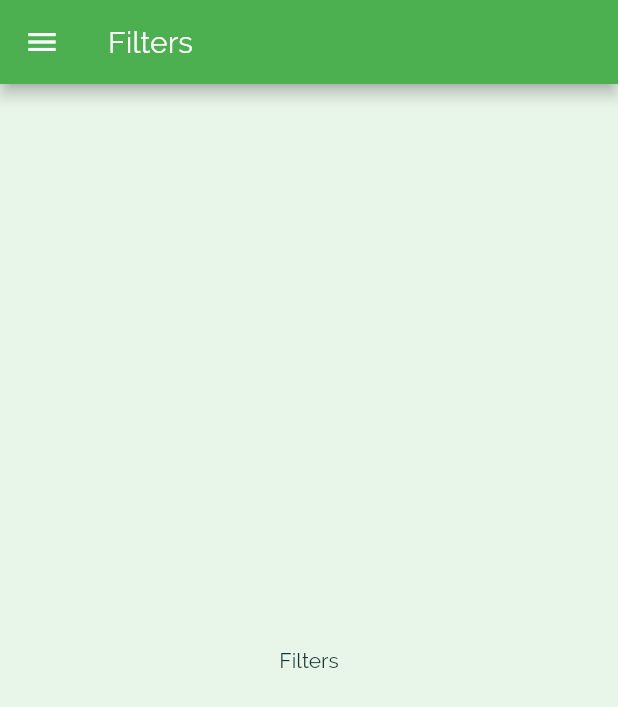
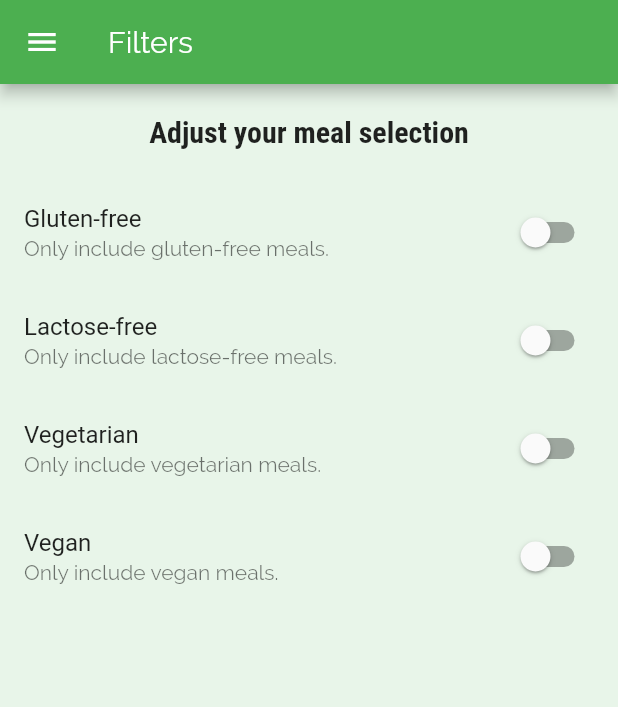
Before and after one commit to aldyazarya/meals-app, a Flutter app: the FiltersScreen screen opened by its route, on a phone screen of 412 x 824 dp. Shown: the top 707 px of the screen. Run offline on Flutter 3.47's test engine with Material 2 defaults, Android fonts, the phone set to English and light mode, and no system bars.

Commit message:
adding Filter Switches

```diff
--- a/lib/screens/filters_screen.dart
+++ b/lib/screens/filters_screen.dart
@@ -2,19 +2,94 @@ import 'package:flutter/material.dart';
 
 import '../widgets/main_drawer.dart';
 
-class FiltersScreen extends StatelessWidget {
+class FiltersScreen extends StatefulWidget {
   static const routeName = '/filters';
+
+  @override
+  _FiltersScreenState createState() => _FiltersScreenState();
+}
+
+class _FiltersScreenState extends State<FiltersScreen> {
+  bool _glutenFree = false;
+  bool _vegetarian = false;
+  bool _vegan = false;
+  bool _lactoseFree = false;
+
+  Widget _buildSwitchTile(String title, String description, bool currentValue,
+      Function updateValue) {
+    return SwitchListTile(
+      title: Text(title),
+      value: currentValue,
+      subtitle: Text(
+        description,
+      ),
+      onChanged: updateValue,
+    );
+  }
 
   @override
   Widget build(BuildContext context) {
     return Scaffold(
-      appBar: AppBar(
-        title: Text('Filters'),
-      ),
-      drawer: MainDrawer(),
-      body: Center(
-        child: Text('Filters'),
-      ),
-    );
+        appBar: AppBar(
+          title: Text('Filters'),
+        ),
+        drawer: MainDrawer(),
+        body: Column(
+          children: <Widget>[
+            Container(
+              padding: EdgeInsets.all(20),
+              child: Text(
+                'Adjust your meal selection',
+                style: Theme.of(context).textTheme.title,
+              ),
+            ),
+            Expanded(
+              child: ListView(
+                children: <Widget>[
+                  _buildSwitchTile(
+                    'Gluten-free',
+                    'Only include gluten-free meals.',
+                    _glutenFree,
+                    (newValue) {
+                      setState(() {
+                        _glutenFree = newValue;
+                      });
+                    },
+                  ),
+                  _buildSwitchTile(
+                    'Lactose-free',
+                    'Only include lactose-free meals.',
+                    _lactoseFree,
+                    (newValue) {
+                      setState(() {
+                        _lactoseFree = newValue;
+                      });
+                    },
+                  ),
+                  _buildSwitchTile(
+                    'Vegetarian',
+                    'Only include vegetarian meals.',
+                    _vegetarian,
+                    (newValue) {
+                      setState(() {
+                        _vegetarian = newValue;
+                      });
+                    },
+                  ),
+                  _buildSwitchTile(
+                    'Vegan',
+                    'Only include vegan meals.',
+                    _vegan,
+                    (newValue) {
+                      setState(() {
+                        _vegan = newValue;
+                      });
+                    },
+                  ),
+                ],
+              ),
+            )
+          ],
+        ));
   }
 }
```
